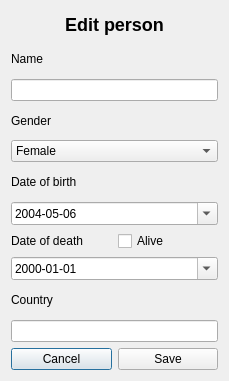
Indexu/Verklegt_Namskeid, file Verklegt_Namskeid-Skil3/Verklegt_Namskeid-Skil3/editpersondialog.ui: the form before one commit.
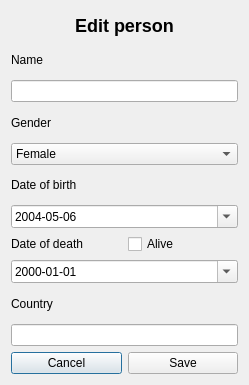
The form after the commit.

The edit to the form file:
```diff
--- a/Verklegt_Namskeid-Skil3/Verklegt_Namskeid-Skil3/editpersondialog.ui
+++ b/Verklegt_Namskeid-Skil3/Verklegt_Namskeid-Skil3/editpersondialog.ui
@@ -6,8 +6,8 @@
    <rect>
     <x>0</x>
     <y>0</y>
-    <width>229</width>
-    <height>381</height>
+    <width>249</width>
+    <height>385</height>
    </rect>
   </property>
   <property name="windowTitle">
@@ -59,6 +59,8 @@
     </widget>
    </item>
    <item>
+    <layout class="QHBoxLayout" name="horizontalLayout_3">
+     <item>
     <widget class="QLabel" name="label_4">
      <property name="text">
       <string>Date of birth</string>
@@ -66,6 +68,15 @@
     </widget>
    </item>
    <item>
+      <widget class="QLabel" name="dateErrorLabel">
+       <property name="text">
+        <string/>
+       </property>
+      </widget>
+     </item>
+    </layout>
+   </item>
+   <item>
     <widget class="QDateEdit" name="editPersonDateOfBirth">
      <property name="dateTime">
       <datetime>
```
Left out of the diff: 4 changed lines with no effect on the pictures. Lines whose indentation alone changed are shown as unchanged.
